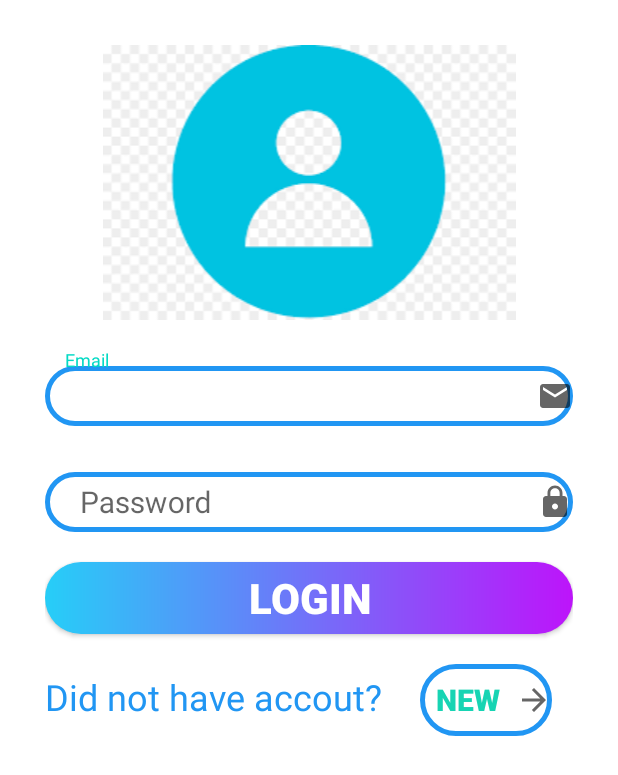
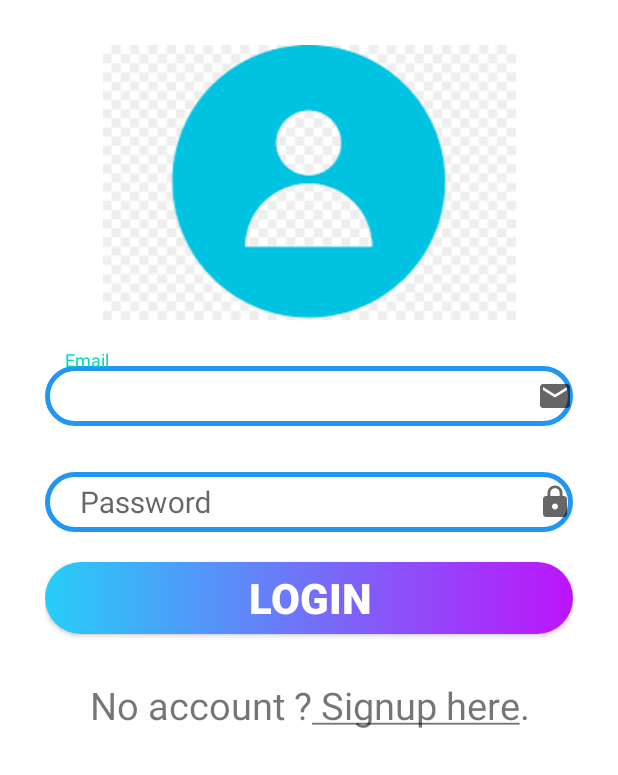
Before and after one commit to yaklesh0007/Androidapplication_blogportalsystem, an Android app: the MainActivity screen opened directly, with no data from a screen before it, on a phone screen of 412 x 824 dp. Shown: the top 775 px of the screen. Run offline under Robolectric (Android 15) with nearby library versions, the phone set to English and light mode, and no system bars.

Commit message:
change the signup button to the textview

```diff
--- a/app/src/main/java/com/example/blogportalsystem/MainActivity.kt
+++ b/app/src/main/java/com/example/blogportalsystem/MainActivity.kt
@@ -6,6 +6,7 @@ import androidx.appcompat.app.AppCompatActivity
 import android.os.Bundle
 import android.widget.Button
 import android.widget.EditText
+import android.widget.TextView
 import android.widget.Toast
 import com.example.blogportalsystem.db.UserDB
 import com.example.blogportalsystem.model.User
@@ -19,7 +20,7 @@ class MainActivity : AppCompatActivity() {
     private lateinit var edtemail:EditText
     private lateinit var edtpassword:EditText
     private lateinit var btnlogin:Button
-    private lateinit var btnSignup:Button
+    private lateinit var tvRegister:TextView
 
     var lstUsers= arrayListOf<User>()
     override fun onCreate(savedInstanceState: Bundle?) {
@@ -28,10 +29,11 @@ class MainActivity : AppCompatActivity() {
         edtemail=findViewById(R.id.edtemail)
         edtpassword=findViewById(R.id.edtpassword)
         btnlogin=findViewById(R.id.btnlogin)
-        btnSignup=findViewById(R.id.btnSignup)
+
+        tvRegister=findViewById(R.id.tvRegister)
 
         lstUsers= arrayListOf<User>()
-        btnSignup.setOnClickListener {
+        tvRegister.setOnClickListener {
                 startActivity(Intent(this@MainActivity,SignUpActivity::class.java))
         }
 
--- a/app/src/main/res/layout/activity_main.xml
+++ b/app/src/main/res/layout/activity_main.xml
@@ -68,23 +68,14 @@
        android:orientation="horizontal"
        android:layout_marginTop="20dp">
       <TextView
-          android:layout_width="wrap_content"
+          android:textSize="25sp"
+          android:layout_margin="10dp"
+          android:gravity="center"
+          android:id="@+id/tvRegister"
+          android:layout_width="match_parent"
           android:layout_height="wrap_content"
-          android:text="Did not have accout?"
-          android:id="@+id/tvtext"
-          android:textSize="24dp"
-          android:textColor="#2196F3"/>
-      <Button
-          android:layout_width="wrap_content"
-          android:layout_height="wrap_content"
-          android:background="@drawable/edtextshape"
-          android:layout_marginLeft="25dp"
-          android:id="@+id/btnSignup"
-          android:text="New"
-          android:textStyle="bold"
-          android:textSize="20dp"
-          android:textColor="#17D4B3"
-          android:drawableEnd="@drawable/ic_baseline_arrow_forward_24"/>
+          android:text="@string/registeruser" />
+
    </LinearLayout>
 </LinearLayout>
 
--- a/app/src/main/res/values/strings.xml
+++ b/app/src/main/res/values/strings.xml
@@ -2,4 +2,5 @@
     <string name="app_name">BlogPortalSystem</string>
     <!-- TODO: Remove or change this placeholder text -->
     <string name="hello_blank_fragment">Hello blank fragment</string>
+    <string name="registeruser">No account ?<u> Signup here</u>.</string>
 </resources>
```
